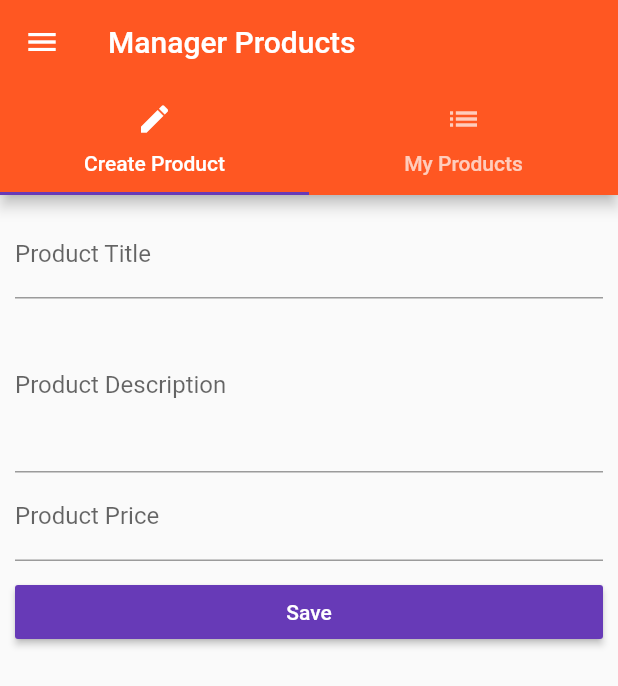
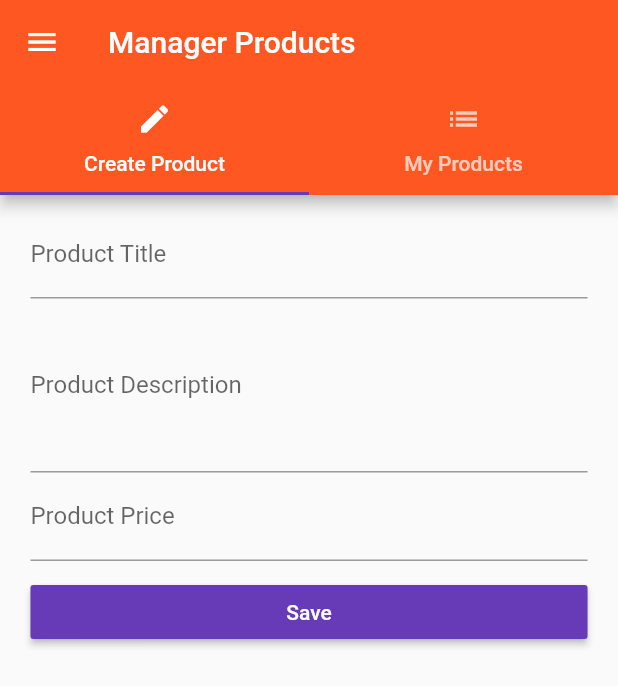
Before and after one commit to kinny94/flutter, a Flutter app: the ProductAdminPage screen opened by its route, on a phone screen of 412 x 824 dp. Shown: the top 686 px of the screen. Run offline on Flutter 3.47's test engine with Material 2 defaults, Android fonts, the light colour scheme and no system bars.

Commit message:
padding withblayout

```diff
--- a/first_app/lib/pages/product_create.dart
+++ b/first_app/lib/pages/product_create.dart
@@ -67,9 +67,15 @@ class _ProductCreatePageState extends State<ProductCreatePage> {
 
   @override
   Widget build(BuildContext context) {
+
+    final double deviceWidth = MediaQuery.of(context).size.width;
+    final double targetWidth = deviceWidth > 550.0 ? 500 : deviceWidth * 0.95;
+    final double targetPadding = deviceWidth - targetWidth;
+
     return Container(
       margin: EdgeInsets.all(10.0),
       child: ListView(
+        padding: EdgeInsets.symmetric(horizontal: targetPadding/2),
         children: <Widget>[
           _buildTitleTextField(),
           _buildProductDescriptionTextField(),
```
